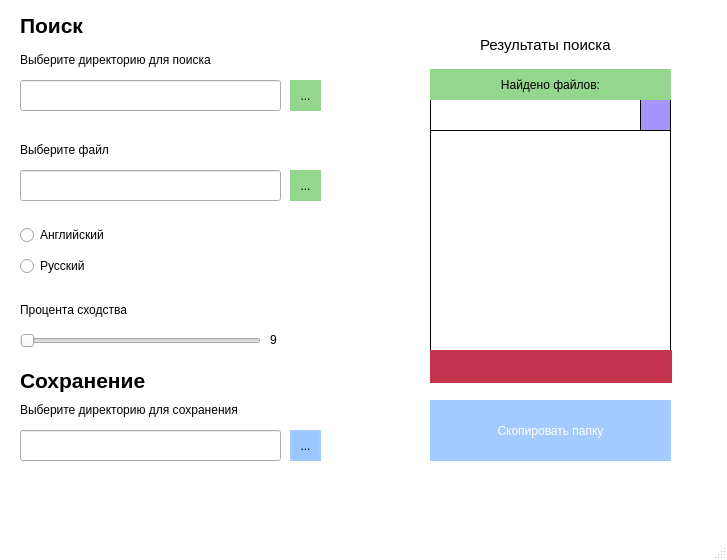
This is mainwindow.ui in proooooogiba/Pyaterochka as Qt 5 draws it before an edit. The edited form follows.
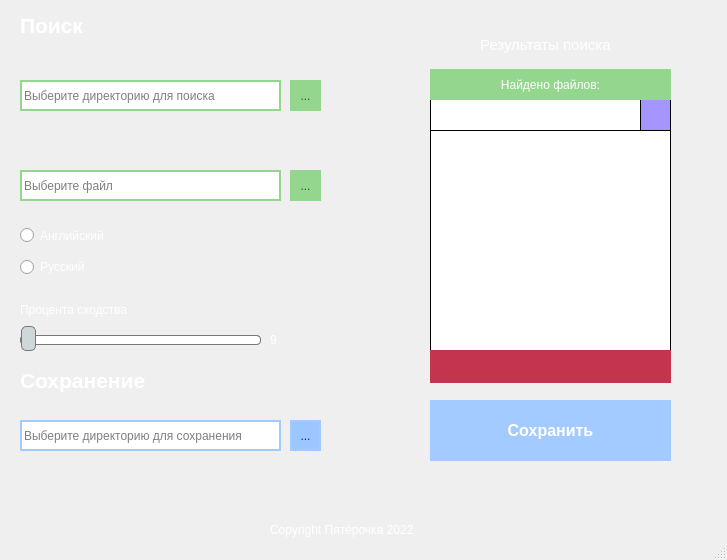
This is the edited form. Icons and pictures are not drawn.

Commit message: Интерфейс дополнен алгоритм Шингла функционален

The edit to the form file:
```diff
--- a/mainwindow.ui
+++ b/mainwindow.ui
@@ -19,7 +19,8 @@
   </property>
   <property name="styleSheet">
    <string notr="true">QMainWindow {
-	background-color: rgb(255, 255, 255);
+	background-color:qlineargradient(spread:pad, x1:0, y1:0, x2:1, y2:0.273, stop:0 rgba(2, 170, 176, 180), stop:1 	 	rgba(0, 205, 172, 180));
+	backdrop-filter: blur(100px);
 }</string>
   </property>
   <widget class="QWidget" name="centralwidget">
@@ -39,7 +40,7 @@
 	border-left: 2px solid rgb(149, 214, 142);
 	border-right: 2px solid rgb(149, 214, 142);
 	border-bottom: 2px solid rgb(149, 214, 142);
-	
+	color: rgb(43, 84, 65);
 	background-color: rgb(149, 214, 142);
 }
 
@@ -65,13 +66,30 @@
       <height>31</height>
      </rect>
     </property>
+    <property name="font">
+     <font>
+      <pointsize>9</pointsize>
+      <italic>false</italic>
+      <bold>false</bold>
+     </font>
+    </property>
     <property name="styleSheet">
-     <string notr="true">QLineEdit:hover {
+     <string notr="true">QLineEdit {
 	border: none;
 	border-top: 2px solid rgb(149, 214, 142);
 	border-left: 2px solid rgb(149, 214, 142);
 	border-right: 2px solid rgb(149, 214, 142);
 	border-bottom: 2px solid rgb(149, 214, 142);
+	text-align:right;
+	font: 9pt &quot;Open Sans&quot;;
+}
+
+QLineEdit:hover {
+	border: none;
+	border-top: 2px solid rgb(85, 153, 74);
+	border-left: 2px solid rgb(85, 153, 74);
+	border-right: 2px solid rgb(85, 153, 74);
+	border-bottom: 2px solid rgb(85, 153, 74);
 }</string>
     </property>
     <property name="echoMode">
@@ -84,7 +102,7 @@
      <bool>true</bool>
     </property>
     <property name="placeholderText">
-     <string/>
+     <string>Выберите директорию для поиска</string>
     </property>
    </widget>
    <widget class="QPushButton" name="pushButton_2">
@@ -103,7 +121,7 @@
 	border-left: 2px solid rgb(149, 214, 142);
 	border-right: 2px solid rgb(149, 214, 142);
 	border-bottom: 2px solid rgb(149, 214, 142);
-	
+	color: rgb(43, 84, 65);
 	background-color: rgb(149, 214, 142);
 }
 
@@ -129,18 +147,51 @@
       <height>31</height>
      </rect>
     </property>
+    <property name="font">
+     <font>
+      <pointsize>9</pointsize>
+      <italic>false</italic>
+      <bold>false</bold>
+      <underline>false</underline>
+      <strikeout>false</strikeout>
+      <stylestrategy>PreferAntialias</stylestrategy>
+      <kerning>true</kerning>
+     </font>
+    </property>
+    <property name="focusPolicy">
+     <enum>Qt::WheelFocus</enum>
+    </property>
+    <property name="autoFillBackground">
+     <bool>false</bool>
+    </property>
     <property name="styleSheet">
-     <string notr="true">QLineEdit:hover {
+     <string notr="true">QLineEdit {
 	border: none;
 	border-top: 2px solid rgb(149, 214, 142);
 	border-left: 2px solid rgb(149, 214, 142);
 	border-right: 2px solid rgb(149, 214, 142);
 	border-bottom: 2px solid rgb(149, 214, 142);
+	text-align:right;
+	font: 9pt &quot;Open Sans&quot;;
+}
+
+QLineEdit:hover {
+	border: none;
+	border-top: 2px solid rgb(85, 153, 74);
+	border-left: 2px solid rgb(85, 153, 74);
+	border-right: 2px solid rgb(85, 153, 74);
+	border-bottom: 2px solid rgb(85, 153, 74);
 }</string>
     </property>
+    <property name="text">
+     <string/>
+    </property>
     <property name="readOnly">
      <bool>true</bool>
     </property>
+    <property name="placeholderText">
+     <string>Выберите файл</string>
+    </property>
    </widget>
    <widget class="QLabel" name="label">
     <property name="geometry">
@@ -151,6 +202,11 @@
       <height>31</height>
      </rect>
     </property>
+    <property name="styleSheet">
+     <string notr="true">QLabel {
+	color: rgb(255, 255, 255);
+}</string>
+    </property>
     <property name="text">
      <string>&lt;html&gt;&lt;head/&gt;&lt;body&gt;&lt;p&gt;&lt;span style=&quot; font-size:16pt; font-weight:700;&quot;&gt;Поиск&lt;/span&gt;&lt;/p&gt;&lt;/body&gt;&lt;/html&gt;</string>
     </property>
@@ -165,7 +221,7 @@
      </rect>
     </property>
     <property name="text">
-     <string>Выберите директорию для поиска</string>
+     <string/>
     </property>
    </widget>
    <widget class="QLabel" name="label_3">
@@ -178,7 +234,7 @@
      </rect>
     </property>
     <property name="text">
-     <string>Выберите файл</string>
+     <string/>
     </property>
    </widget>
    <widget class="QLabel" name="label_4">
@@ -190,6 +246,11 @@
       <height>41</height>
      </rect>
     </property>
+    <property name="styleSheet">
+     <string notr="true">QLabel {
+	color: rgb(255, 255, 255);
+}</string>
+    </property>
     <property name="text">
      <string>&lt;html&gt;&lt;head/&gt;&lt;body&gt;&lt;p&gt;&lt;span style=&quot; font-size:16pt; font-weight:700;&quot;&gt;Сохранение&lt;/span&gt;&lt;/p&gt;&lt;/body&gt;&lt;/html&gt;</string>
     </property>
@@ -198,7 +259,7 @@
     <property name="geometry">
      <rect>
       <x>290</x>
-      <y>430</y>
+      <y>420</y>
       <width>31</width>
       <height>31</height>
      </rect>
@@ -211,6 +272,7 @@
 	border-right: 2px solid rgb(164, 203, 255);
 	border-bottom: 2px solid rgb(164, 203, 255);
 	
+	color: rgb(19, 26, 163);
 	background-color: rgb(155, 198, 255);
 }
 
@@ -221,6 +283,19 @@
 	border-right: 2px solid rgb(105, 138, 255);
 	border-bottom: 2px solid rgb(105, 138, 255);
 	background-color: rgb(155, 198, 255);
+}
+
+QPushButton:pressed {
+	border: none;
+	border-top: 2px solid rgb(105, 138, 255);
+	border-left: 2px solid rgb(105, 138, 255);
+	border-right: 2px solid rgb(105, 138, 255);
+	border-bottom: 2px solid rgb(105, 138, 255);
+	
+	
+	
+	background-color: rgb(148, 214, 255);
+
 }</string>
     </property>
     <property name="text">
@@ -231,18 +306,29 @@
     <property name="geometry">
      <rect>
       <x>20</x>
-      <y>430</y>
+      <y>420</y>
       <width>261</width>
       <height>31</height>
      </rect>
     </property>
     <property name="styleSheet">
-     <string notr="true">QLineEdit:hover {
+     <string notr="true">QLineEdit {
 	border: none;
 	border-top: 2px solid rgb(164, 203, 255);
 	border-left: 2px solid rgb(164, 203, 255);
 	border-right: 2px solid rgb(164, 203, 255);
 	border-bottom: 2px solid rgb(164, 203, 255);
+	text-align:right;
+}
+
+
+QLineEdit:hover {
+	border: none;
+	border-top: 2px solid rgb(105, 138, 255);
+	border-left: 2px solid  rgb(105, 138, 255);
+	border-right: 2px solid  rgb(105, 138, 255);
+	border-bottom: 2px solid  rgb(105, 138, 255);
+	text-align:right;
 }</string>
     </property>
     <property name="echoMode">
@@ -255,19 +341,6 @@
      <bool>true</bool>
     </property>
     <property name="placeholderText">
-     <string/>
-    </property>
-   </widget>
-   <widget class="QLabel" name="label_6">
-    <property name="geometry">
-     <rect>
-      <x>20</x>
-      <y>400</y>
-      <width>281</width>
-      <height>20</height>
-     </rect>
-    </property>
-    <property name="text">
      <string>Выберите директорию для сохранения </string>
     </property>
    </widget>
@@ -280,6 +353,11 @@
       <height>31</height>
      </rect>
     </property>
+    <property name="styleSheet">
+     <string notr="true">QLabel {
+	color: rgb(255, 255, 255);
+}</string>
+    </property>
     <property name="text">
      <string>&lt;html&gt;&lt;head/&gt;&lt;body&gt;&lt;p&gt;&lt;span style=&quot; font-size:11pt;&quot;&gt;Результаты поиска&lt;/span&gt;&lt;/p&gt;&lt;/body&gt;&lt;/html&gt;</string>
     </property>
@@ -293,11 +371,18 @@
       <height>61</height>
      </rect>
     </property>
+    <property name="font">
+     <font>
+      <pointsize>12</pointsize>
+      <bold>true</bold>
+     </font>
+    </property>
     <property name="styleSheet">
      <string notr="true">QPushButton {
 color: rgb(255, 255, 255);
 background-color: rgb(164, 203, 255);
 border: none;
+text: bold;
 }
 
 QPushButton:hover {
@@ -311,7 +396,7 @@
 </string>
     </property>
     <property name="text">
-     <string>Скопировать папку</string>
+     <string>Сохранить</string>
     </property>
    </widget>
    <widget class="QLabel" name="label_8">
@@ -324,7 +409,10 @@
      </rect>
     </property>
     <property name="styleSheet">
-     <string notr="true">background-color: rgb(149, 214, 142);</string>
+     <string notr="true">QLabel {
+	color: rgb(255, 255, 255);
+	background-color: rgb(149, 214, 142);
+}</string>
     </property>
     <property name="text">
      <string>Найдено файлов:</string>
@@ -412,7 +500,7 @@
      <rect>
       <x>430</x>
       <y>350</y>
-      <width>242</width>
+      <width>241</width>
       <height>33</height>
      </rect>
     </property>
@@ -421,6 +509,7 @@
 background-color: rgb(197, 52, 78);
 border: none;
 }
+
 QPushButton:hover {
 	background-color:  rgb(170, 28, 61);
 }
@@ -443,11 +532,72 @@
     <property name="geometry">
      <rect>
       <x>20</x>
-      <y>330</y>
+      <y>320</y>
       <width>241</width>
-      <height>22</height>
+      <height>41</height>
      </rect>
     </property>
+    <property name="styleSheet">
+     <string notr="true">QSlider::groove:horizontal {
+border: 1px solid #bbb;
+background: white;
+height: 8px;
+border-radius: 4px;
+}
+
+QSlider::sub-page:horizontal {
+background: rgb(155, 198, 255);
+border: 1px solid #777;
+height: 10px;
+border-radius: 4px;
+}
+
+QSlider::add-page:horizontal {
+background: 474b59;
+border: 1px solid #777;
+height: 10px;
+border-radius: 4px;
+}
+
+QSlider::handle:horizontal {
+background: #ced7d9;
+border: 1px solid #777;
+width: 13px;
+height: 20px;
+margin-top: -10px;
+margin-bottom: -7px;
+border-radius: 5px;
+}
+
+/*
+QSlider::handle:horizontal:hover {
+background: white;
+border: 1px solid #444;
+border-radius: 50%;
+width: 13px;
+margin-top: -5px;
+margin-bottom: -3px;
+border-radius: 7px;
+}
+
+QSlider::sub-page:horizontal:disabled {
+background: #bbb;
+border-color: #999;
+}
+
+QSlider::add-page:horizontal:disabled {
+background: #eee;
+border-color: #999;
+}
+
+QSlider::handle:horizontal:disabled {
+background: #eee;
+border: 1px solid #aaa;
+border-radius: 4px;
+}
+*/
+</string>
+    </property>
     <property name="orientation">
      <enum>Qt::Horizontal</enum>
     </property>
@@ -474,6 +624,11 @@
       <height>20</height>
      </rect>
     </property>
+    <property name="styleSheet">
+     <string notr="true">QLabel {
+	color: rgb(255, 255, 255);
+}</string>
+    </property>
     <property name="text">
      <string>9</string>
     </property>
@@ -490,6 +645,21 @@
     <layout class="QVBoxLayout" name="verticalLayout">
      <item>
       <widget class="QRadioButton" name="radioButton_2">
+       <property name="styleSheet">
+        <string notr="true">QRadioButton {
+	width: 20px;
+    height: 20px;
+	color: rgb(255, 255, 255);
+	
+}
+
+QRadioButton:hover {
+	color: rgb(172, 215, 255);
+}
+
+
+</string>
+       </property>
        <property name="text">
         <string>Английский</string>
        </property>
@@ -497,6 +667,15 @@
      </item>
      <item>
       <widget class="QRadioButton" name="radioButton">
+       <property name="styleSheet">
+        <string notr="true">QRadioButton {
+	color: rgb(255, 255, 255);
+}
+
+QRadioButton:hover {
+	color: rgb(172, 215, 255);
+}</string>
+       </property>
        <property name="text">
         <string>Русский</string>
        </property>
@@ -513,10 +692,33 @@
       <height>20</height>
      </rect>
     </property>
+    <property name="styleSheet">
+     <string notr="true">QLabel {
+	color: rgb(255, 255, 255);
+}</string>
+    </property>
     <property name="text">
      <string>Процента сходства</string>
     </property>
    </widget>
+   <widget class="QLabel" name="label_6">
+    <property name="geometry">
+     <rect>
+      <x>270</x>
+      <y>520</y>
+      <width>191</width>
+      <height>20</height>
+     </rect>
+    </property>
+    <property name="styleSheet">
+     <string notr="true">QLabel {
+	color: rgb(255, 255, 255);
+}</string>
+    </property>
+    <property name="text">
+     <string>Copyright Пятёрочка 2022</string>
+    </property>
+   </widget>
   </widget>
   <widget class="QMenuBar" name="menubar">
    <property name="geometry">
```
Left out of the diff: 65 changed lines with no effect on the pictures. The commit also changes 6 other files.
